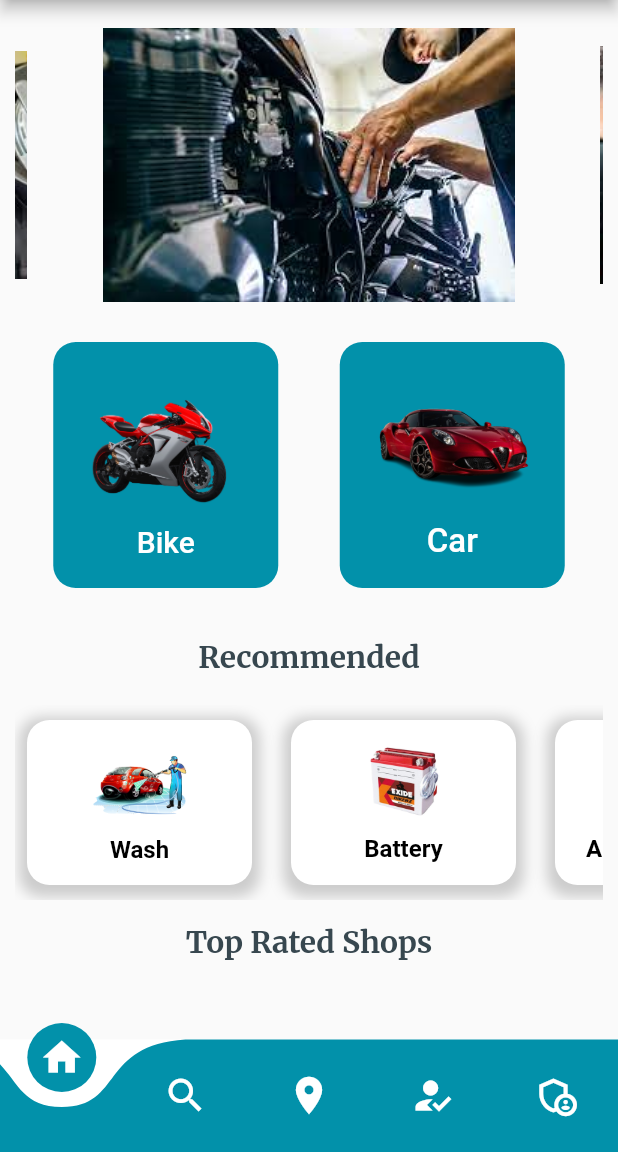
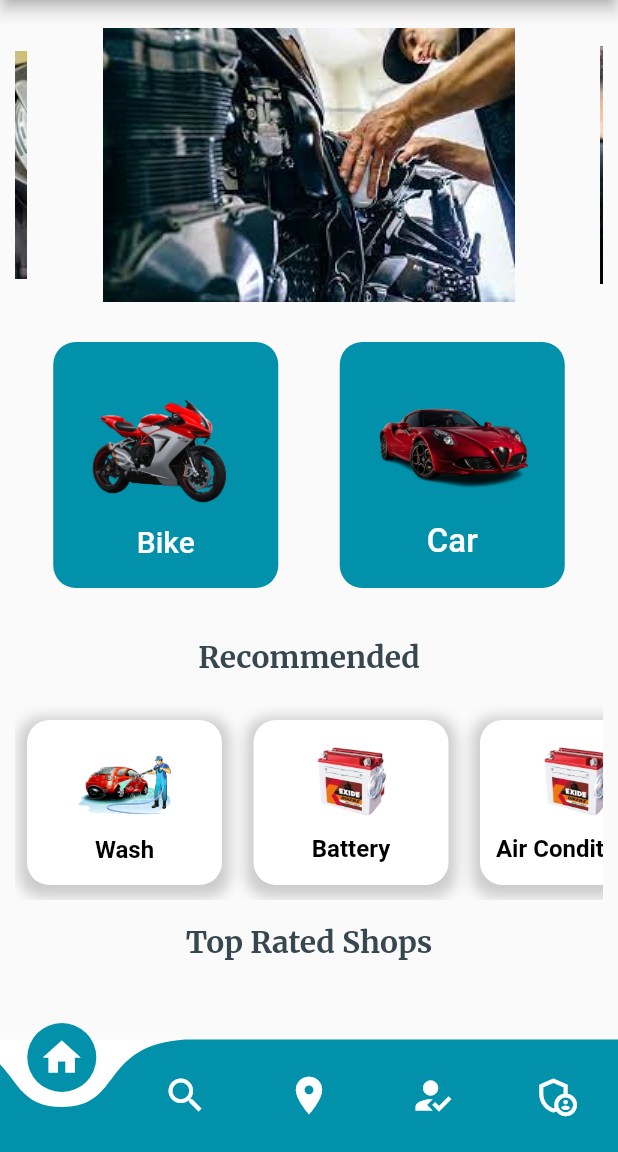
Before and after one commit to javedmughal-058/vehicle_management_app_in_flutter_with_firebase, a Flutter app: the screen it shows after launch, on a phone screen of 412 x 824 dp, the part 84-1236 px from its top. Run offline on Flutter 3.47's test engine with Material 2 defaults, Android fonts, the phone set to English and light mode, and no system bars; drawn by our look-alikes of carousel_slider, curved_navigation_bar; our stand-ins replace animated_text_kit, cloud_firestore, cool_alert, easy_search_bar, file_picker, firebase_auth and 5 more; missing offline and left inert: advance_notification, excel, flutter_phone_direct_caller, google_maps_place_picker; accounts and stored records are empty.

Commit message:
Update home.dart

```diff
--- a/lib/Screens/home.dart
+++ b/lib/Screens/home.dart
@@ -211,7 +211,7 @@ class _homeState extends State<home> {
                   padding: const EdgeInsets.fromLTRB(5, 5, 5, 5),
                   // color: Colors.red,
                   height: 110,
-                  width: 150,
+                  width: 130,
                   decoration: BoxDecoration(
                       borderRadius: BorderRadius.circular(15),
                       boxShadow: [
@@ -249,7 +249,7 @@ class _homeState extends State<home> {
                 ),
               ),
               const SizedBox(
-                width: 10,
+                width: 5,
               ),
               TextButton(
                 onPressed: () {
@@ -260,7 +260,7 @@ class _homeState extends State<home> {
                   padding: const EdgeInsets.fromLTRB(5, 5, 5, 5),
                   // color: Colors.red,
                   height: 110,
-                  width: 150,
+                  width: 130,
                   decoration: BoxDecoration(
                       borderRadius: BorderRadius.circular(15),
                       boxShadow: [
@@ -300,7 +300,7 @@ class _homeState extends State<home> {
                 ),
               ),
               const SizedBox(
-                width: 10,
+                width: 5,
               ),
               TextButton(
                 onPressed: () {
@@ -313,7 +313,7 @@ class _homeState extends State<home> {
                   padding: const EdgeInsets.fromLTRB(5, 5, 5, 5),
                   // color: Colors.red,
                   height: 110,
-                  width: 150,
+                  width: 130,
                   decoration: BoxDecoration(
                       borderRadius: BorderRadius.circular(15),
                       boxShadow: [
@@ -477,6 +477,7 @@ class _homeState extends State<home> {
                                               height: 4,
                                             ),
                                             RatingBar.builder(
+                                              allowHalfRating: true,
                                               //glowColor: Colors.amber,
                                               unratedColor: Colors.amber,
                                               direction: Axis.horizontal,
```
